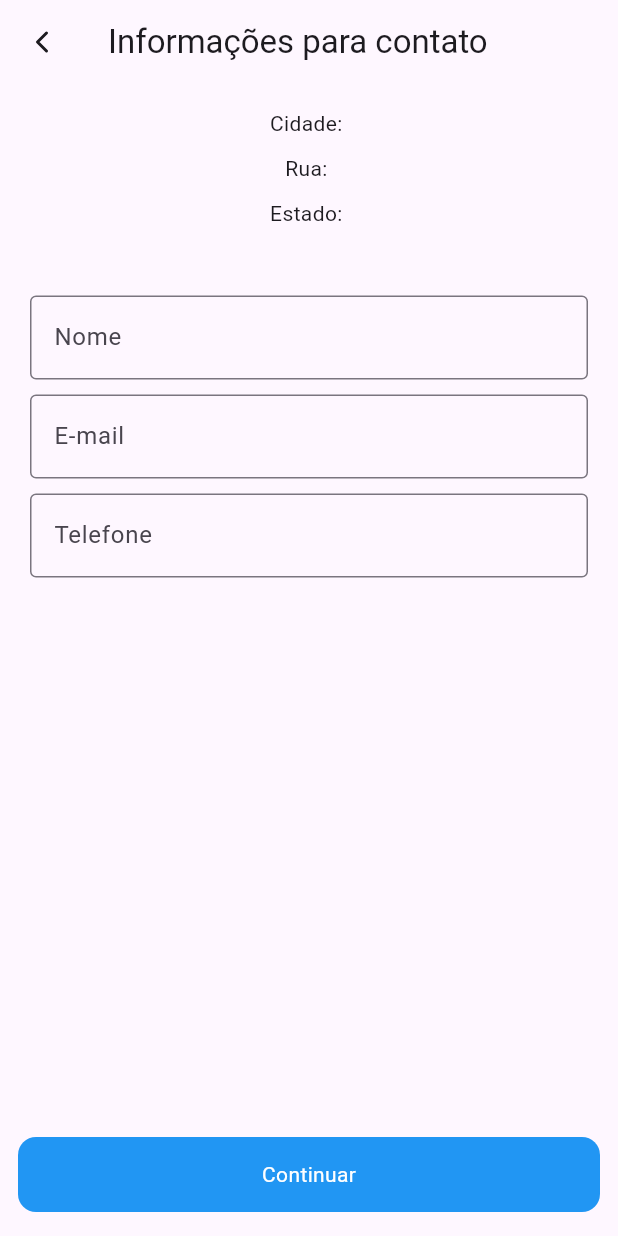
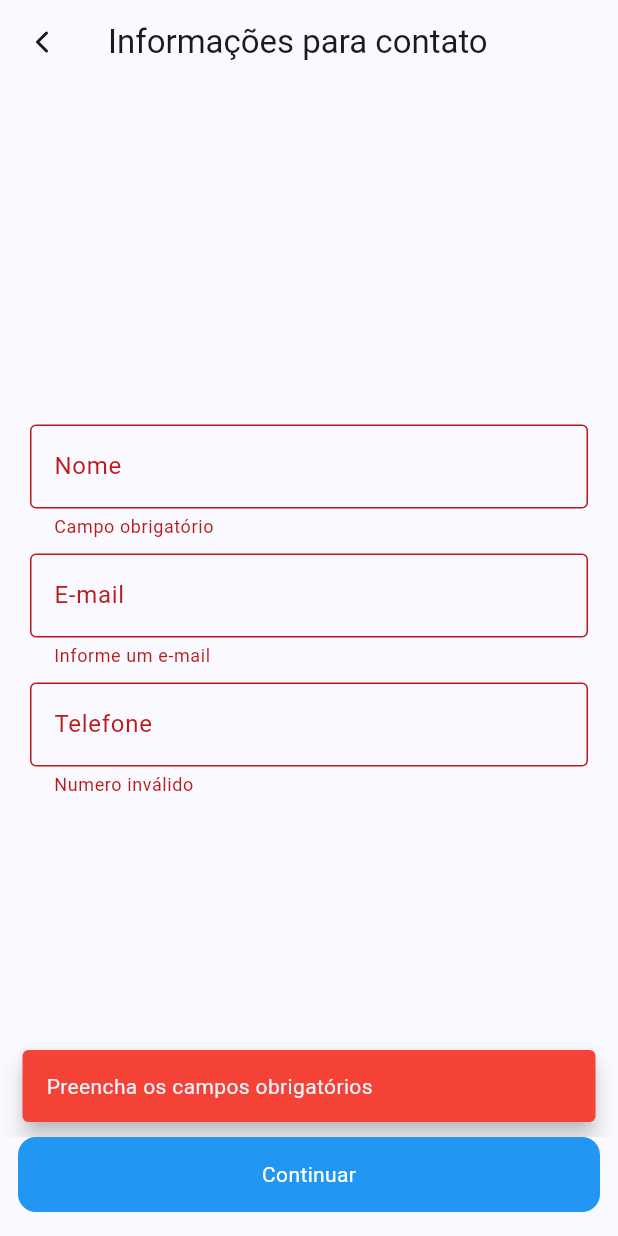
Before and after one commit to KieperMF/geovaz_app, a Flutter app: the ContactDataPage screen opened directly with empty values, after a tap on "Continuar", on a phone screen of 412 x 824 dp. Run offline on Flutter 3.47's test engine with Material 3 defaults, Android fonts, the phone set to English and light mode, and no system bars; our stand-ins replace dio, flutter_map, freezed_annotation, get_it, image_picker, latlong2 and 3 more.

Commit message:
finished for now

```diff
--- a/lib/main.dart
+++ b/lib/main.dart
@@ -15,8 +15,9 @@ class MyApp extends StatelessWidget {
   Widget build(BuildContext context) {
     return MaterialApp(
       title: 'Flutter Demo',
+      debugShowCheckedModeBanner: false,
       theme: ThemeData(
-        colorScheme: ColorScheme.fromSeed(seedColor: Colors.deepPurple),
+        colorScheme: ColorScheme.fromSeed(seedColor: Colors.blueAccent),
       ),
       home: const HomePage(),
     );
--- a/lib/view/location/controller/data_controller.dart
+++ b/lib/view/location/controller/data_controller.dart
@@ -4,6 +4,7 @@ import 'package:flutter_map/flutter_map.dart';
 import 'package:geovaz_app/domain/entity/address_entity.dart';
 import 'package:geovaz_app/domain/repositories/geo_vaz_repository.dart';
 import 'package:geovaz_app/service_locator.dart';
+import 'package:image_picker/image_picker.dart';
 import 'package:latlong2/latlong.dart';
 import 'package:location/location.dart';
 
@@ -15,7 +16,11 @@ class DataController {
   LocationData? locationData;
   bool serviceEnabled = false;
   final ValueNotifier<LatLng?> currentPosition = ValueNotifier(null);
-  AddressEntity address = AddressEntity.empty();
+  ValueNotifier<AddressEntity> address = ValueNotifier(AddressEntity.empty());
+  String customerName = '';
+  String customerEmail = '';
+  String customerPhone = '';
+  ValueNotifier<XFile?> userImage = ValueNotifier(null);
 
   initLocation() async {
     serviceEnabled = await location.serviceEnabled();
@@ -41,7 +46,7 @@ class DataController {
     result.fold(
       (onSuccess) {
         debugPrint('succes ${onSuccess.city})}');
-        address = onSuccess;
+        address.value = onSuccess;
       },
       (onFailure) {
         if (onFailure is DioException) {
--- a/lib/view/location/pages/contact_data_page.dart
+++ b/lib/view/location/pages/contact_data_page.dart
@@ -1,14 +1,28 @@
 import 'package:flutter/material.dart';
 import 'package:geovaz_app/view/location/controller/data_controller.dart';
+import 'package:geovaz_app/view/location/pages/leak_details_page.dart';
+import 'package:image_picker/image_picker.dart';
 import 'package:lucide_icons_flutter/lucide_icons.dart';
 
-class ContactDataPage extends StatelessWidget {
+class ContactDataPage extends StatefulWidget {
   ContactDataPage({super.key, required this.controller});
 
   final DataController controller;
+
+  @override
+  State<ContactDataPage> createState() => _ContactDataPageState();
+}
+
+class _ContactDataPageState extends State<ContactDataPage> {
   final emailCtl = TextEditingController();
+
   final nameCtl = TextEditingController();
+
   final phoneCtl = TextEditingController();
+
+  final _formKey = GlobalKey<FormState>();
+
+  final image = ImagePicker();
 
   @override
   Widget build(BuildContext context) {
@@ -25,19 +39,21 @@ class ContactDataPage extends StatelessWidget {
       body: SafeArea(
         child: Padding(
           padding: const EdgeInsets.symmetric(horizontal: 20, vertical: 16),
+          child: Form(
+            key: _formKey,
             child: Column(
+              mainAxisAlignment: MainAxisAlignment.center,
               spacing: 10,
               children: [
-              Text('Cidade: ${controller.address.city}'),
-              Text('Rua: ${controller.address.road}'),
-              Text('Estado: ${controller.address.state}'),
-              if (controller.address.houseNumber.isNotEmpty)
-                Text('Numero: ${controller.address.houseNumber}'),
-              if (controller.address.zipCode.isNotEmpty)
-                Text('Cep: ${controller.address.zipCode}'),
-              SizedBox(height: 25),
                 TextFormField(
                   controller: nameCtl,
+                  autovalidateMode: AutovalidateMode.onUserInteraction,
+                  validator: (value) {
+                    if (value == null || value.isEmpty) {
+                      return 'Campo obrigatório';
+                    }
+                    return null;
+                  },
                   decoration: InputDecoration(
                     label: Text('Nome'),
                     border: OutlineInputBorder(),
@@ -45,13 +61,33 @@ class ContactDataPage extends StatelessWidget {
                 ),
                 TextFormField(
                   controller: emailCtl,
+                  autovalidateMode: AutovalidateMode.onUserInteraction,
+                  validator: (value) {
+                    if (value == null || value.isEmpty)
+                      return 'Informe um e-mail';
+
+                    final emailRegex = RegExp(
+                      r'^[\w\.\-]+@([\w\-]+\.)+[a-zA-Z]{2,4}$',
+                    );
+                    if (!emailRegex.hasMatch(value)) return 'E-mail inválido';
+
+                    return null;
+                  },
                   decoration: InputDecoration(
                     label: Text('E-mail'),
                     border: OutlineInputBorder(),
                   ),
                 ),
                 TextFormField(
+                  autovalidateMode: AutovalidateMode.onUserInteraction,
+                  keyboardType: TextInputType.numberWithOptions(decimal: false),
                   controller: phoneCtl,
+                  validator: (value) {
+                    if (value == null || value.length < 9 || value.length > 9) {
+                      return 'Numero inválido';
+                    }
+                    return null;
+                  },
                   decoration: InputDecoration(
                     label: Text('Telefone'),
                     border: OutlineInputBorder(),
@@ -61,10 +97,32 @@ class ContactDataPage extends StatelessWidget {
             ),
           ),
         ),
+      ),
       bottomNavigationBar: Padding(
         padding: const EdgeInsets.only(bottom: 16, left: 12, right: 12),
         child: InkWell(
-          onTap: () {},
+          onTap: () {
+            if (_formKey.currentState!.validate()) {
+              widget.controller.customerName = nameCtl.text;
+              widget.controller.customerEmail = emailCtl.text;
+              widget.controller.customerPhone = phoneCtl.text;
+              Navigator.push(
+                context,
+                MaterialPageRoute(
+                  builder: (context) =>
+                      LeakDetailsPage(controller: widget.controller),
+                ),
+              );
+            } else {
+              ScaffoldMessenger.of(context).showSnackBar(
+                SnackBar(
+                  behavior: SnackBarBehavior.floating,
+                  content: Text('Preencha os campos obrigatórios'),
+                  backgroundColor: Colors.red,
+                ),
+              );
+            }
+          },
           child: Container(
             height: 50,
             decoration: BoxDecoration(
```
Also changed, not shown: lib/view/location/pages/leak_details_page.dart (added, +196 -0 lines), lib/view/location/pages/map_page.dart (+31 -3 lines), pubspec.yaml (+9 -0 lines), assets/icon/geovaz_icon.jpg (added), pubspec.lock, 34 other files. Lines whose indentation alone changed are shown as unchanged.
